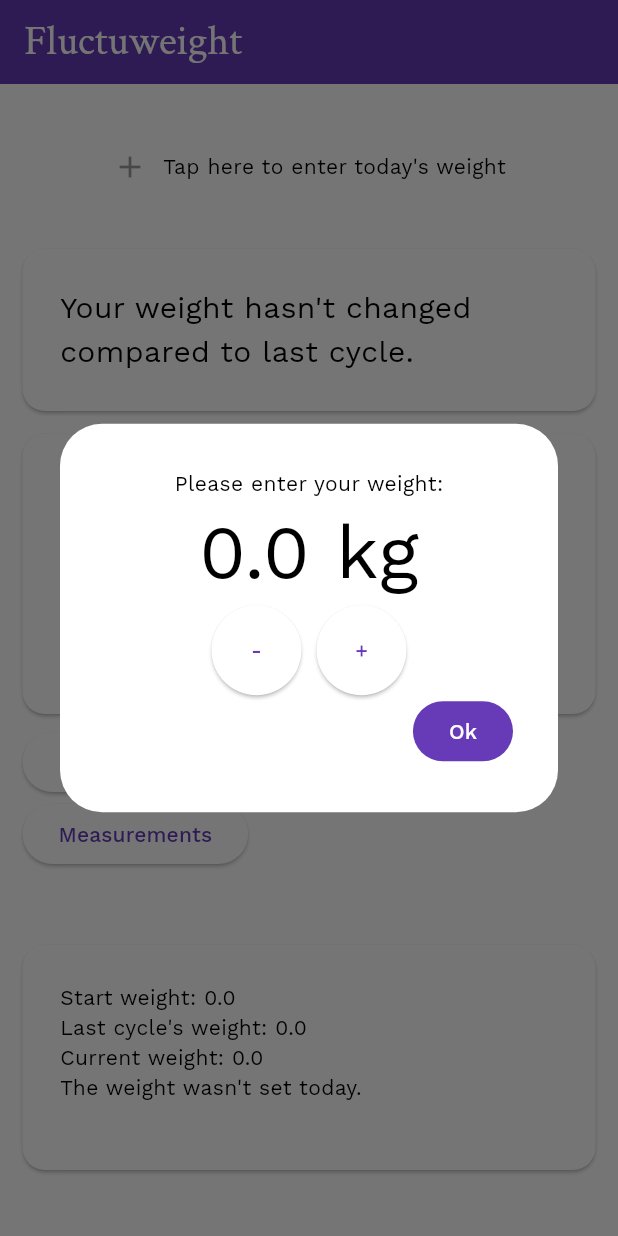
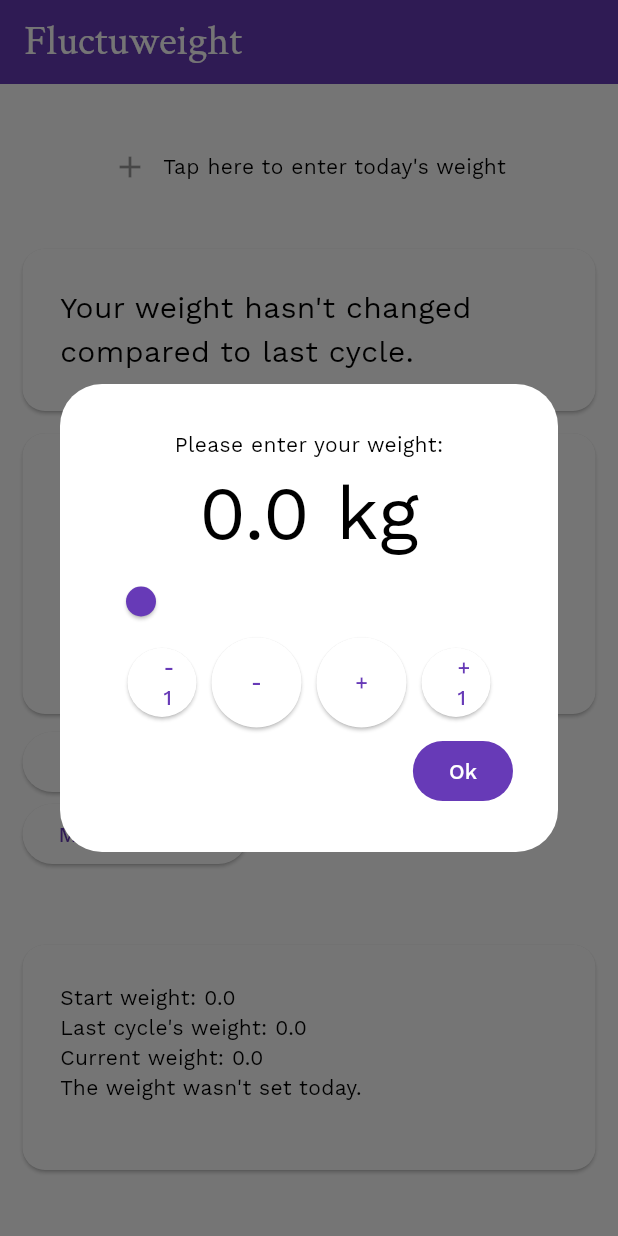
Before and after one commit to JupiterPi/cyclone, a Flutter app: the screen it shows after launch, after a tap on "Tap here to enter today's weight", on a phone screen of 412 x 824 dp. Run offline on Flutter 3.47's test engine with Material 2 defaults, Android fonts, the phone set to English and light mode, and no system bars; our stand-ins replace get_it, go_router, google_fonts, sqflite; missing offline and left inert: emojis; accounts and stored records are empty.

Commit message:
slider for entering initial weight (+ "-1"/"+1" buttons)

```diff
--- a/lib/ui/enter_weight.dart
+++ b/lib/ui/enter_weight.dart
@@ -1,7 +1,7 @@
 import 'package:cyclone/state.dart';
+import 'package:cyclone/util.dart';
 import 'package:emojis/emojis.dart';
 import 'package:flutter/material.dart';
-import 'package:get_it/get_it.dart';
 import 'package:provider/provider.dart';
 
 import 'cyclone_ui.dart';
@@ -18,12 +18,13 @@ class EnterWeightDialog extends StatefulWidget {
 class _EnterWeightDialogState extends State<EnterWeightDialog> {
   double _weightDelta = 0.0;
 
-  void _increaseWeight() => setState(() {
-    _weightDelta += 0.1;
+  void _addWeight(double weight) => setState(() {
+    _weightDelta += weight;
+    if (_effectiveWeight < 0) _weightDelta = -widget.initialWeight;
   });
 
-  void _decreaseWeight() => setState(() {
-    _weightDelta -= 0.1;
+  void _setWeight(double weight) => setState(() {
+    _weightDelta = weight;
   });
 
   double get _effectiveWeight => widget.initialWeight + _weightDelta;
@@ -43,33 +44,51 @@ class _EnterWeightDialogState extends State<EnterWeightDialog> {
       children: [
         const Text("Please enter your weight:"),
         Text(
-          "${_effectiveWeight.toStringAsFixed(1)} kg",
+          formatWeightAbsolute(_effectiveWeight),
           style: const TextStyle(fontSize: 50),
         ),
-        if(_weightDelta != 0) Column(
-          children: [
-            Text(
-              "${_weightDelta > 0 ? "+" : "-"} ${_weightDelta.abs().toStringAsFixed(1)} kg",
-            ),
-            const SizedBox(height: 15,),
-          ],
+        if(_weightDelta.toPrecision(1) != 0 && widget.initialWeight != 0) Padding(
+          padding: const EdgeInsets.only(bottom: 15),
+          child: Text(formatWeightRelative(_weightDelta)),
+        ),
+        if (widget.initialWeight == 0) Slider(
+          value: _weightDelta,
+          onChanged: (valueChanged) {
+            _setWeight(valueChanged);
+          },
+          min: 0,
+          max: 130,
         ),
         Row(
           mainAxisAlignment: MainAxisAlignment.center,
+          crossAxisAlignment: CrossAxisAlignment.center,
           children: [
             SizedBox(
-                height: 60,
-                width: 60,
-                child: ElevatedButton(onPressed: _decreaseWeight, child: const Text("-"))
+                height: 46,
+                width: 46,
+                child: ElevatedButton(onPressed: () { _addWeight(-1); }, child: const Text("-1"))
             ),
             const SizedBox(width: 10,),
             SizedBox(
                 height: 60,
                 width: 60,
-                child: ElevatedButton(onPressed: _increaseWeight, child: const Text("+"))
+                child: ElevatedButton(onPressed: () { _addWeight(-0.1); }, child: const Text("-"))
+            ),
+            const SizedBox(width: 10,),
+            SizedBox(
+                height: 60,
+                width: 60,
+                child: ElevatedButton(onPressed: () { _addWeight(0.1); }, child: const Text("+"))
+            ),
+            const SizedBox(width: 10,),
+            SizedBox(
+                height: 46,
+                width: 46,
+                child: ElevatedButton(onPressed: () { _addWeight(1); }, child: const Text("+1"))
             ),
           ],
         ),
+        const SizedBox(height: 5,),
       ],
     );
   }
--- a/lib/ui/measurements_list.dart
+++ b/lib/ui/measurements_list.dart
@@ -1,8 +1,6 @@
-import 'package:cyclone/data/measurements.dart';
 import 'package:cyclone/state.dart';
 import 'package:cyclone/ui/cyclone_ui.dart';
 import 'package:flutter/material.dart';
-import 'package:get_it/get_it.dart';
 import 'package:go_router/go_router.dart';
 import 'package:provider/provider.dart';
 
```
